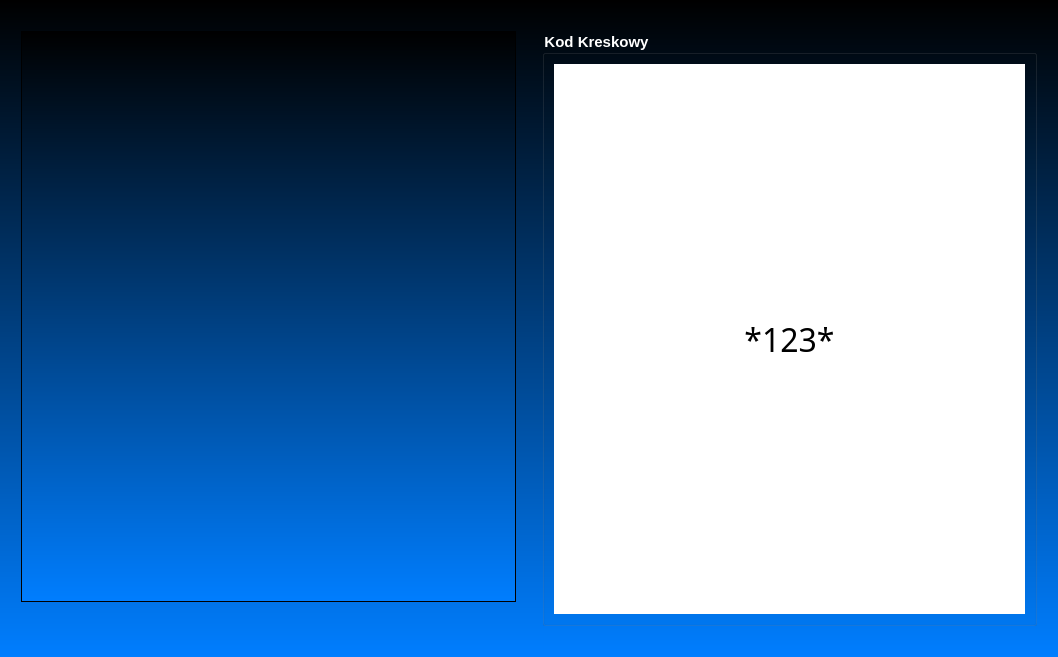
Above: ShoppedOUT/kody.ui from Filemon279/ProjektCpp before the change. Below: the same form after it.
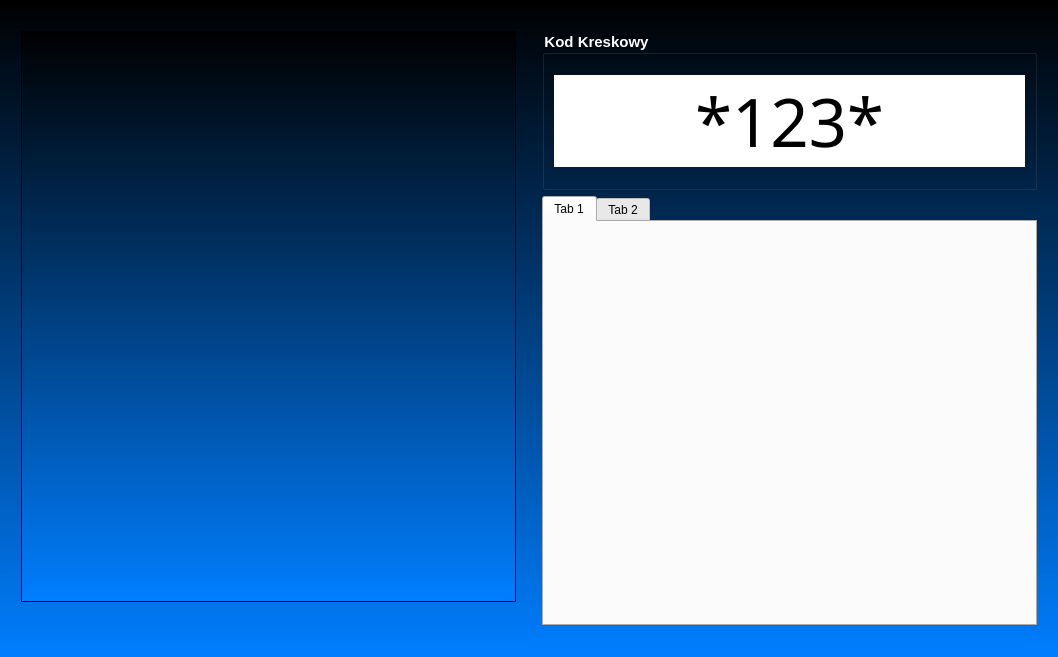
That is the form after the change. Icons and pictures are not drawn.

What changed in the file:
```diff
--- a/ShoppedOUT/kody.ui
+++ b/ShoppedOUT/kody.ui
@@ -88,7 +88,7 @@
        <item>
         <widget class="QGroupBox" name="groupBox">
          <property name="sizePolicy">
-          <sizepolicy hsizetype="Expanding" vsizetype="Preferred">
+          <sizepolicy hsizetype="Preferred" vsizetype="Preferred">
            <horstretch>0</horstretch>
            <verstretch>0</verstretch>
           </sizepolicy>
@@ -109,12 +109,24 @@
           <string>Kod Kreskowy</string>
          </property>
          <layout class="QGridLayout" name="gridLayout">
+          <property name="topMargin">
+           <number>20</number>
+          </property>
+          <property name="bottomMargin">
+           <number>20</number>
+          </property>
           <item row="0" column="0">
            <widget class="QLabel" name="label_kodKreskowy">
+            <property name="sizePolicy">
+             <sizepolicy hsizetype="Expanding" vsizetype="Maximum">
+              <horstretch>0</horstretch>
+              <verstretch>0</verstretch>
+             </sizepolicy>
+            </property>
             <property name="font">
              <font>
               <family>Free 3 of 9 Extended</family>
-              <pointsize>24</pointsize>
+              <pointsize>50</pointsize>
              </font>
             </property>
             <property name="styleSheet">
@@ -135,7 +147,22 @@
       </layout>
      </item>
      <item>
-      <layout class="QGridLayout" name="gridLayout_2"/>
+      <layout class="QGridLayout" name="gridLayout_2">
+       <item row="0" column="0">
+        <widget class="QTabWidget" name="tabWidget">
+         <widget class="QWidget" name="tab">
+          <attribute name="title">
+           <string>Tab 1</string>
+          </attribute>
+         </widget>
+         <widget class="QWidget" name="tab_2">
+          <attribute name="title">
+           <string>Tab 2</string>
+          </attribute>
+         </widget>
+        </widget>
+       </item>
+      </layout>
      </item>
     </layout>
    </item>
```
